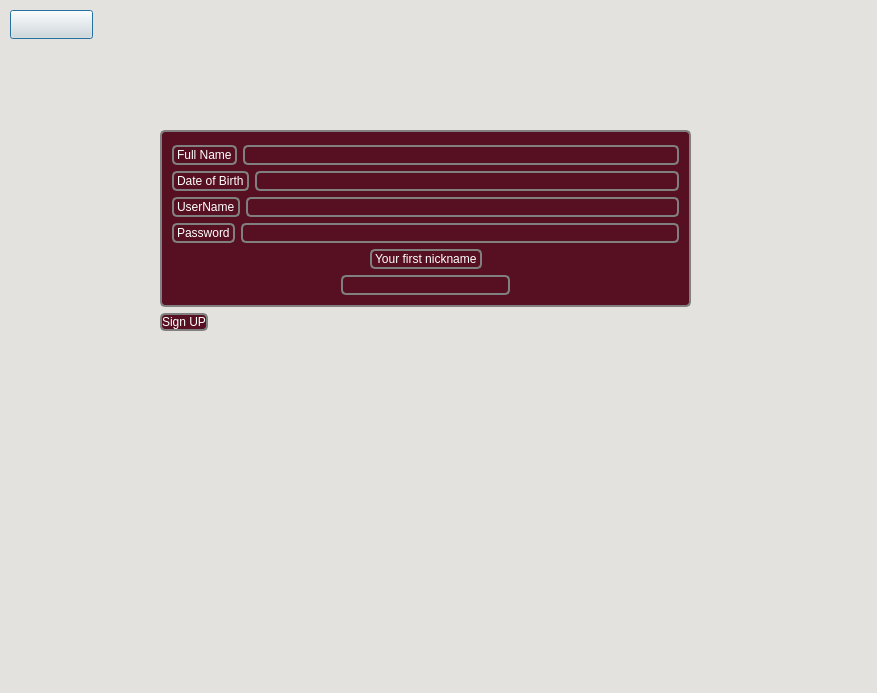
Old version of the form signup.ui in the repository bikraj2/MITRA.
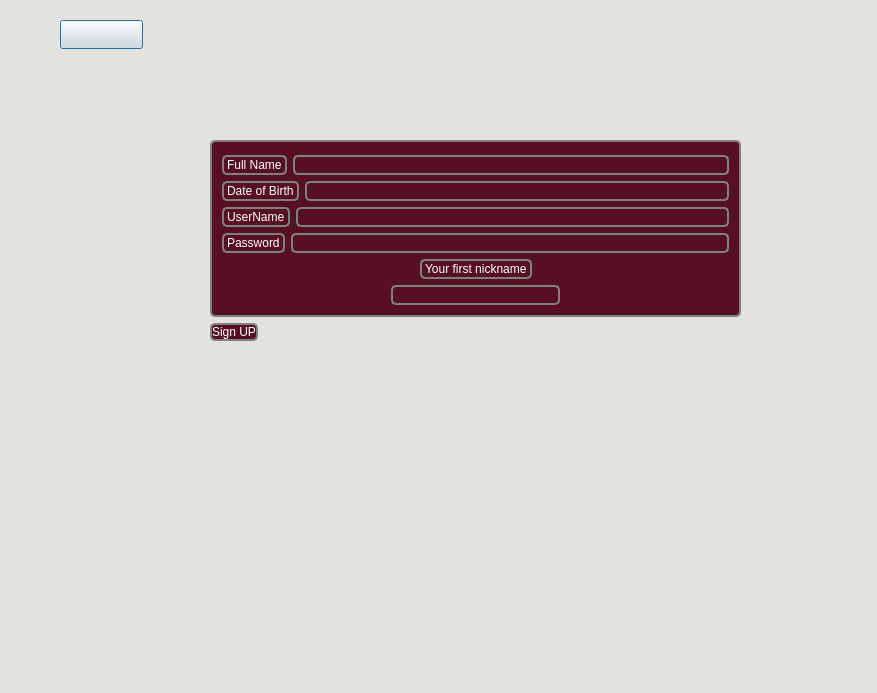
New version of the form. Icons and pictures are not drawn.

What changed in the file:
```diff
--- a/signup.ui
+++ b/signup.ui
@@ -20,8 +20,8 @@
   <widget class="QPushButton" name="pushButton_2">
    <property name="geometry">
     <rect>
-     <x>10</x>
-     <y>10</y>
+     <x>60</x>
+     <y>20</y>
      <width>83</width>
      <height>29</height>
     </rect>
@@ -36,8 +36,8 @@
   <widget class="QWidget" name="layoutWidget">
    <property name="geometry">
     <rect>
-     <x>160</x>
-     <y>130</y>
+     <x>210</x>
+     <y>140</y>
      <width>531</width>
      <height>481</height>
     </rect>
```
Left out of the diff: 12 changed lines with no effect on the pictures.
